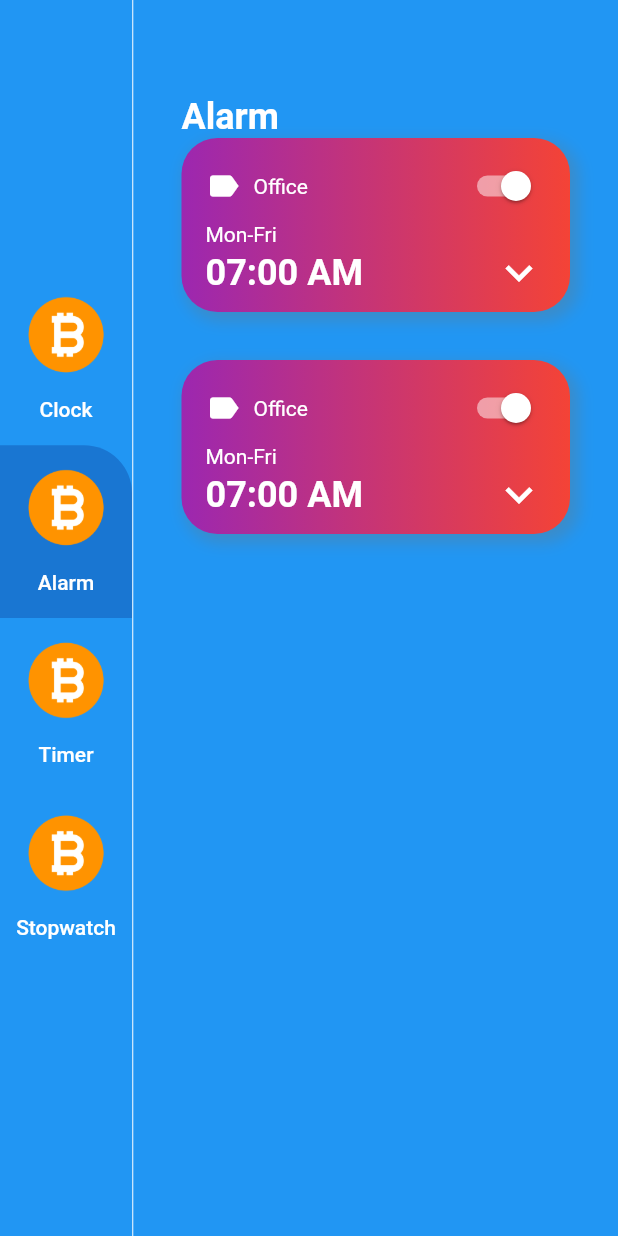
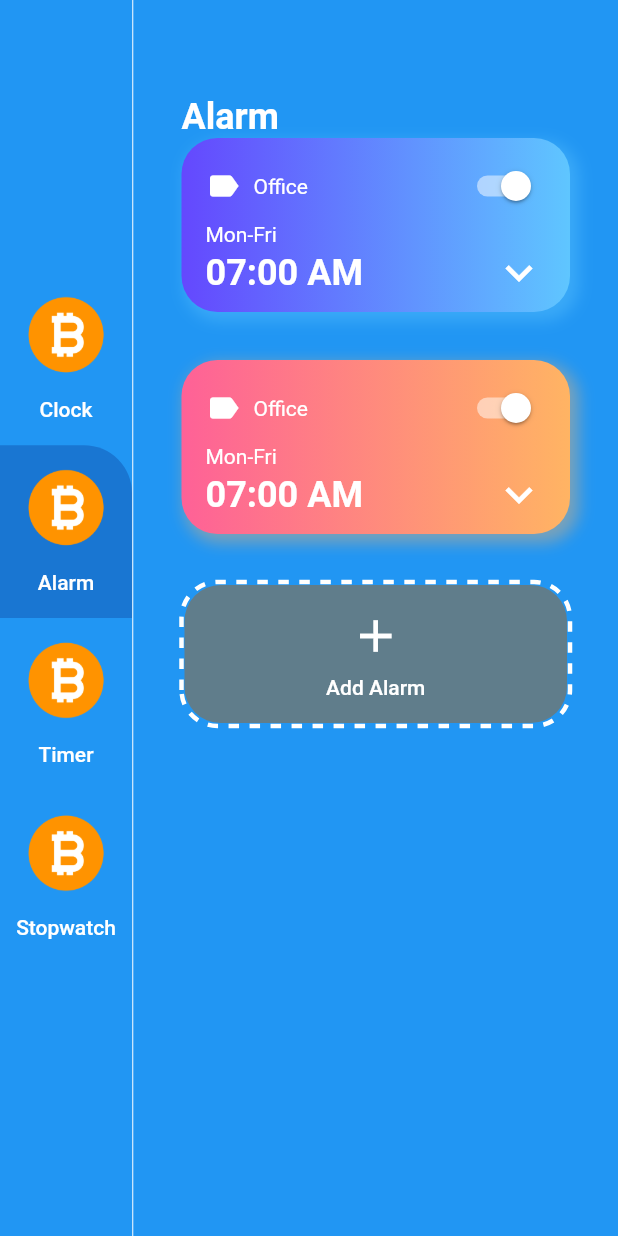
Before and after one commit to oQULOo/taciturn-clock, a Flutter app: the screen it shows after launch, after a tap on "Alarm", on a phone screen of 412 x 824 dp. Run offline on Flutter 3.47's test engine with Material 2 defaults, Android fonts, the phone set to English and light mode, and no system bars; drawn by our look-alikes of dotted_border.

Commit message:
Alarmページ・LsitViewの実装

```diff
--- /dev/null
+++ b/lib/constants/theme_data.dart
@@ -0,0 +1,15 @@
+import 'package:flutter/material.dart';
+
+///アプリ内で使用するカラーの定義
+class CustomeColors {
+  static Color primaryTextColor = Colors.white;
+  static Color pageBackGroundColor = Color(0xFF2D2F41);
+}
+
+class GradientColors {
+  static List<Color> sky = [Color(0xFF6448FE), Color(0xFF5FC6FF)];
+  static List<Color> sunset = [Color(0xFFFE6197), Color(0xFFFFB463)];
+  static List<Color> sea = [Color(0xFF61A3FE), Color(0xFF63FFD5)];
+  static List<Color> mango = [Color(0xFFFFA738), Color(0xFFFFE130)];
+  static List<Color> fire = [Color(0xFFFF5DCD), Color(0xFFFF8484)];
+}
--- a/lib/data.dart
+++ b/lib/data.dart
@@ -1,3 +1,4 @@
+import 'package:qulock_app/constants/theme_data.dart';
 import 'package:qulock_app/enums.dart';
 
 import 'models/alarm_info.dart';
@@ -14,6 +15,8 @@ List<MenuInfo> menuItems = [
 
 ///Alarm画面において表示するListViewにわたすためのリスト
 List<AlarmInfo> alarms = [
-  AlarmInfo(DateTime.now().add(Duration(hours: 1)), description: 'Offie'),
-  AlarmInfo(DateTime.now().add(Duration(hours: 2)), description: 'Sport'),
+  AlarmInfo(DateTime.now().add(Duration(hours: 1)),
+      description: 'Offie', gradientColors: GradientColors.sky),
+  AlarmInfo(DateTime.now().add(Duration(hours: 2)),
+      description: 'Sport', gradientColors: GradientColors.sunset),
 ];
--- a/lib/models/alarm_info.dart
+++ b/lib/models/alarm_info.dart
@@ -1,10 +1,13 @@
+import 'package:flutter/material.dart';
+
 ///Alarmにおけるモデル
 class AlarmInfo {
   ///プロパティ
   DateTime alarmDateTime;
   String description;
   bool isActive;
+  List<Color> gradientColors; //Alarmページのカードのグラデーションの色
 
   ///コンストラクター
-  AlarmInfo(this.alarmDateTime, {this.description});
+  AlarmInfo(this.alarmDateTime, {this.description, this.gradientColors});
 }
--- a/lib/views/alarm_page.dart
+++ b/lib/views/alarm_page.dart
@@ -1,5 +1,6 @@
 import 'dart:ui';
 
+import 'package:dotted_border/dotted_border.dart';
 import 'package:flutter/material.dart';
 import 'package:qulock_app/data.dart';
 
@@ -25,7 +26,7 @@ class _AlarmPageState extends State<AlarmPage> {
           ),
           Expanded(
             child: ListView(
-                children: alarms.map((alarm) {
+                children: alarms.map<Widget>((alarm) {
               return Container(
                 ///カードとカードの間にいい感じにスペースが入るように
                 margin: const EdgeInsets.only(bottom: 32),
@@ -35,13 +36,13 @@ class _AlarmPageState extends State<AlarmPage> {
                     const EdgeInsets.symmetric(horizontal: 16, vertical: 8),
                 decoration: BoxDecoration(
                   gradient: LinearGradient(
-                    colors: [Colors.purple, Colors.red],
+                    colors: alarm.gradientColors,
                     begin: Alignment.centerLeft,
                     end: Alignment.centerRight,
                   ),
                   boxShadow: [
                     BoxShadow(
-                      color: Colors.blueGrey.withOpacity(0.4),
+                      color: alarm.gradientColors.last.withOpacity(0.4),
                       blurRadius: 8,
                       spreadRadius: 2,
                       offset: Offset(4, 4),
@@ -107,7 +108,42 @@ class _AlarmPageState extends State<AlarmPage> {
                   ],
                 ),
               );
-            }).toList()),
+            }).followedBy([
+              DottedBorder(
+                strokeWidth: 3,
+                color: Colors.white,
+                borderType: BorderType.RRect, //点線を角丸にする
+                radius: Radius.circular(24), //角丸のアール値を指定
+                dashPattern: [7, 7], //[線分の長さ,間隔の幅]
+                child: Container(
+                  width: double.infinity,
+                  decoration: BoxDecoration(
+                      color: Colors.blueGrey,
+                      borderRadius: BorderRadius.all(Radius.circular(24))),
+                  child: FlatButton(
+                    padding: const EdgeInsets.symmetric(
+                        horizontal: 32, vertical: 16),
+                    onPressed: () {},
+                    child: Column(
+                      children: [
+                        Icon(
+                          Icons.add,
+                          size: 36,
+                          color: Colors.white,
+                        ),
+                        SizedBox(height: 8),
+                        Text(
+                          'Add Alarm',
+                          style: TextStyle(
+                            color: Colors.white,
+                          ),
+                        )
+                      ],
+                    ),
+                  ),
+                ),
+              )
+            ]).toList()),
           ), //リストはデータ型と一致する必要があるので、.map((e)のeにはAlarmInfo型の変数をいれる
         ],
       ),
--- a/pubspec.yaml
+++ b/pubspec.yaml
@@ -17,6 +17,7 @@ dependencies:
   # Use with the CupertinoIcons class for iOS style icons.
   cupertino_icons: ^1.0.2
   provider: ^5.0.0
+  dotted_border: ^2.0.0
 
 dev_dependencies:
   flutter_test:
```
Also changed, not shown: pubspec.lock.
